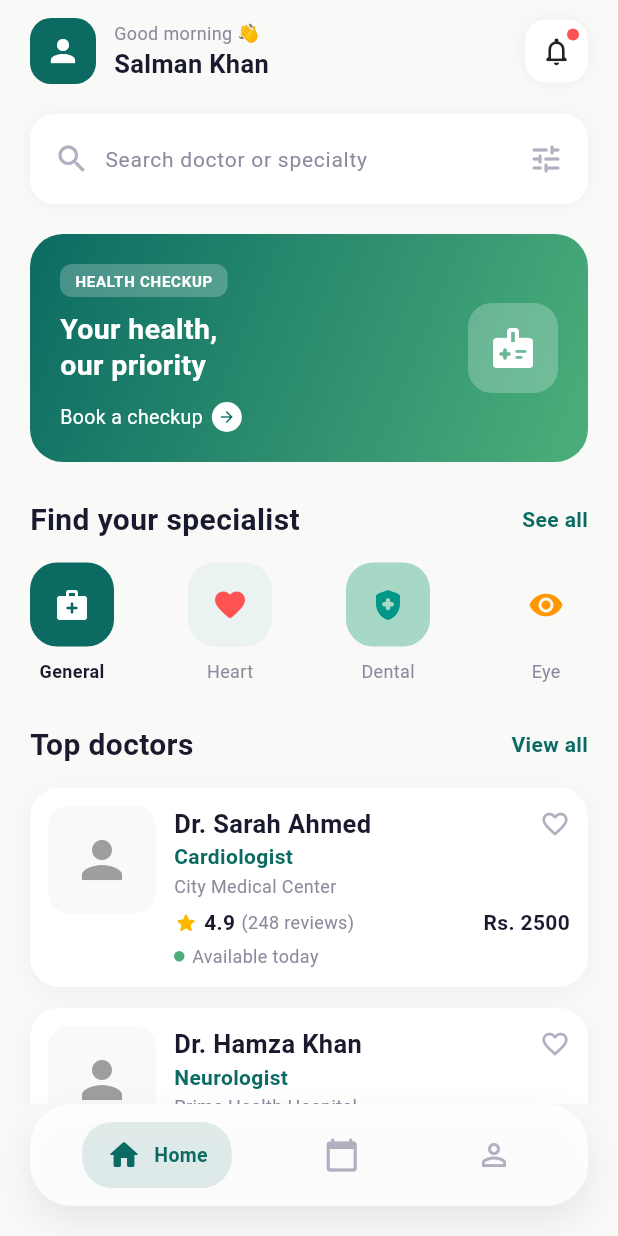
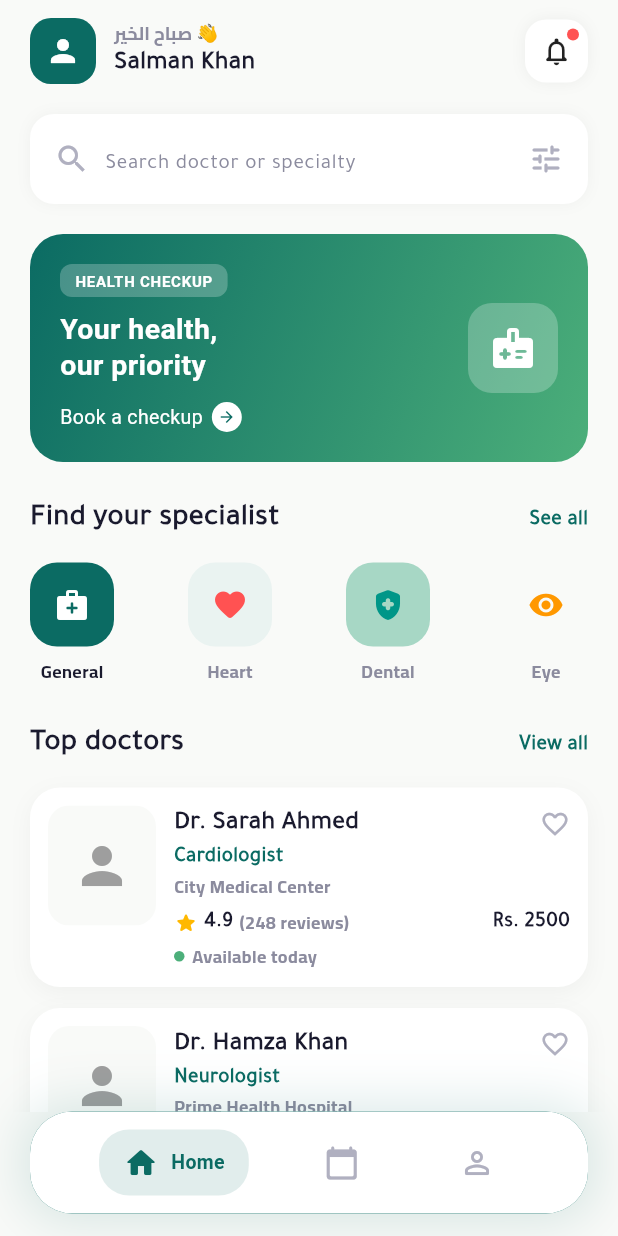
Before and after one commit to qusayhider-pixel/Kafiltuk-Flutter, a Flutter app: the screen it shows after launch, on a phone screen of 412 x 824 dp. Run offline on Flutter 3.47's test engine with Material 3 defaults, Android fonts, the phone set to English and light mode, and no system bars; our stand-ins replace equatable, flutter_bloc, go_router; network calls fail.

Commit message:
feat: update app icons and enhance UI components
- Updated app icons in various sizes for better visual consistency.
- Added new icon sizes: 50x50, 57x57, 72x72.
- Enhanced text styles by adding 'Tajawal' font for headers and buttons.
- Improved button elevation for better visibility.
- Adjusted margins and paddings in main shell and doctor shell for a cleaner layout.
- Updated login and signup pages for better user experience.
- Added error handling for image loading in appointment cards.
- Improved splash screen with new logo and text styles.
- Updated pubspec.yaml to include new fonts and launcher icons configuration.

```diff
--- a/lib/core/theme/app_text_styles.dart
+++ b/lib/core/theme/app_text_styles.dart
@@ -1,4 +1,5 @@
 import 'package:flutter/material.dart';
+
 import 'app_colors.dart';
 
 class AppTextStyles {
@@ -8,18 +9,21 @@ class AppTextStyles {
     fontSize: 26,
     fontWeight: FontWeight.bold,
     color: AppColors.textPrimary,
+    fontFamily: 'Tajawal',
   );
 
   static const TextStyle h2 = TextStyle(
     fontSize: 20,
     fontWeight: FontWeight.bold,
     color: AppColors.textPrimary,
+    fontFamily: 'Tajawal',
   );
 
   static const TextStyle h3 = TextStyle(
     fontSize: 17,
     fontWeight: FontWeight.w700,
     color: AppColors.textPrimary,
+    fontFamily: 'Tajawal',
   );
 
   static const TextStyle body = TextStyle(
@@ -27,23 +31,27 @@ class AppTextStyles {
     fontWeight: FontWeight.normal,
     color: AppColors.textSecondary,
     height: 1.5,
+    fontFamily: 'Tajawal',
   );
 
   static const TextStyle bodyBold = TextStyle(
     fontSize: 14,
     fontWeight: FontWeight.w600,
     color: AppColors.textPrimary,
+    fontFamily: 'Tajawal',
   );
 
   static const TextStyle caption = TextStyle(
     fontSize: 12,
     fontWeight: FontWeight.normal,
     color: AppColors.textSecondary,
+    fontFamily: 'Cario',
   );
 
   static const TextStyle button = TextStyle(
     fontSize: 15,
     fontWeight: FontWeight.w600,
     color: Colors.white,
+    fontFamily: 'Tajawal',
   );
 }
--- a/lib/core/widgets/main_shell.dart
+++ b/lib/core/widgets/main_shell.dart
@@ -17,37 +17,39 @@ class MainShell extends StatelessWidget {
   @override
   Widget build(BuildContext context) {
     return Scaffold(
-      // 1. تفعيل امتداد الواجهة خلف الـ Navigation Bar ليعطي تأثير الطفو
       extendBody: true,
       body: navigationShell,
       bottomNavigationBar: SafeArea(
         child: Container(
-          // 2. الهوامش الخارجية لرفع الشريط عن الحواف
-          margin: const EdgeInsets.only(left: 20, right: 20, bottom: 20),
+          margin: const EdgeInsets.only(left: 20, right: 20, bottom: 15),
           decoration: BoxDecoration(
+            color: AppColors.surface.withOpacity(0.6),
             borderRadius: BorderRadius.circular(28),
             boxShadow: [
               BoxShadow(
-                color: Colors.black.withOpacity(0.08),
-                blurRadius: 20,
-                offset: const Offset(0, 10),
+                color: AppColors.primary.withOpacity(0.15),
+                blurRadius: 30,
+                spreadRadius: 5,
               ),
             ],
           ),
-          // 3. إضافة تأثير الزجاج المغبش (Blur)
           child: ClipRRect(
             borderRadius: BorderRadius.circular(28),
-            child:  Container(
-                padding: const EdgeInsets.symmetric(
-                  vertical: 12,
-                  horizontal: 12,
+            child: Container(
+              padding: const EdgeInsets.symmetric(vertical: 12, horizontal: 12),
+              decoration: BoxDecoration(
+                color: AppColors.surface,
+                boxShadow: [
+                  BoxShadow(
+                    color: AppColors.generalCategory,
+                    blurRadius: 10,
+                    spreadRadius: 10,
+                    offset: const Offset(0, 1),
                   ),
-                decoration: BoxDecoration(
-                  // لون شبه شفاف ليظهر التغبيش بوضوح
-                  color: AppColors.surface.withOpacity(0.85),
+                ],
               ),
               child: Row(
-                  mainAxisAlignment: MainAxisAlignment.spaceAround,
+                mainAxisAlignment: MainAxisAlignment.spaceEvenly,
                 children: List.generate(_items.length, (index) {
                   final isSelected = navigationShell.currentIndex == index;
                   final item = _items[index];
@@ -70,7 +72,6 @@ class MainShell extends StatelessWidget {
                             : Colors.transparent,
                         borderRadius: BorderRadius.circular(20),
                       ),
-                        // 4. تحويل العمود إلى صف (Row) ليظهر النص بجانب الأيقونة
                       child: Row(
                         mainAxisSize: MainAxisSize.min,
                         children: [
@@ -80,7 +81,6 @@ class MainShell extends StatelessWidget {
                                 ? AppColors.primary
                                 : AppColors.textMuted,
                           ),
-                            // 5. أنيميشن ناعم لظهور النص واختفائه
                           AnimatedSize(
                             duration: const Duration(milliseconds: 350),
                             curve: Curves.easeOutCubic,
@@ -113,7 +113,6 @@ class MainShell extends StatelessWidget {
           ),
         ),
       ),
-
     );
   }
 }
--- a/lib/core/widgets/primary_button.dart
+++ b/lib/core/widgets/primary_button.dart
@@ -29,7 +29,7 @@ class PrimaryButton extends StatelessWidget {
         style: ElevatedButton.styleFrom(
           backgroundColor: backgroundColor ?? AppColors.primary,
           disabledBackgroundColor: AppColors.primary.withOpacity(0.4),
-          elevation: 0,
+          elevation: 0.5,
           padding: const EdgeInsets.symmetric(horizontal: 16),
           shape: RoundedRectangleBorder(
             borderRadius: BorderRadius.circular(16),
--- a/lib/features/auth/presentation/pages/signup_page.dart
+++ b/lib/features/auth/presentation/pages/signup_page.dart
@@ -132,7 +132,9 @@ class _SignupViewState extends State<_SignupView> {
                     ),
                   ),
                   const SizedBox(height: 28),
-                  PrimaryButton(
+                  SizedBox(
+                    width: double.infinity,
+                    child: PrimaryButton(
                       label:
                           state.isLoading ? 'Creating account...' : 'Sign up',
                       trailingIcon: state.isLoading ? null : Icons.arrow_forward,
@@ -144,6 +146,7 @@ class _SignupViewState extends State<_SignupView> {
                                 password: _passwordController.text,
                                 confirmPassword:
                                     _confirmPasswordController.text,
+                              ),
                     ),
                   ),
                   const SizedBox(height: 24),
--- a/lib/features/home/presentation/pages/home_page.dart
+++ b/lib/features/home/presentation/pages/home_page.dart
@@ -1,4 +1,5 @@
 import 'package:flutter/material.dart';
+
 import '../../../../core/theme/app_colors.dart';
 import '../../../../core/theme/app_text_styles.dart';
 import '../../../doctor_booking/data/models/doctor_model.dart';
@@ -93,7 +94,7 @@ class _HomePageState extends State<HomePage> {
           child: Column(
             crossAxisAlignment: CrossAxisAlignment.start,
             children: [
-              Text('Good morning 👋', style: AppTextStyles.caption),
+              Text('صباح الخير 👋', style: AppTextStyles.caption),
               Text('Salman Khan', style: AppTextStyles.h3),
             ],
           ),
@@ -182,8 +183,10 @@ class _HomePageState extends State<HomePage> {
               crossAxisAlignment: CrossAxisAlignment.start,
               children: [
                 Container(
-                  padding:
-                      const EdgeInsets.symmetric(horizontal: 10, vertical: 4),
+                  padding: const EdgeInsets.symmetric(
+                    horizontal: 10,
+                    vertical: 4,
+                  ),
                   decoration: BoxDecoration(
                     color: Colors.white24,
                     borderRadius: BorderRadius.circular(8),
--- a/lib/features/home/presentation/widgets/doctor_card.dart
+++ b/lib/features/home/presentation/widgets/doctor_card.dart
@@ -50,12 +50,12 @@ class _DoctorCardState extends State<DoctorCard> {
                 child: Image.network(
                   doctor.imageUrl,
                   width: 72,
-                  height: 72,
+                  height: 90,
                   fit: BoxFit.cover,
                   errorBuilder: (context, error, stackTrace) {
                     return Container(
                       width: 72,
-                      height: 72,
+                      height: 80,
                       color: AppColors.background,
                       child: const Icon(
                         Icons.person,
```
Also changed, not shown: lib/core/widgets/doctor_main_shell.dart (+7 -11 lines), lib/features/appointments/presentation/widgets/appointment_card.dart (+20 -5 lines), lib/features/auth/presentation/pages/login_page.dart (+19 -9 lines), lib/features/doctor_booking/presentation/widgets/booking_success_sheet.dart (+11 -6 lines), lib/features/doctor_schedule/presentation/pages/doctor_schedule_page.dart (+23 -11 lines), lib/features/doctor_schedule/presentation/widgets/add_slot_sheet.dart (+26 -13 lines), lib/features/splash/presentation/pages/splash_page.dart (+23 -23 lines), pubspec.yaml (+20 -10 lines), assets/fonts/Cairo-Bold.ttf (added), assets/fonts/NotoSansArabic-Bold.ttf (added), assets/fonts/Tajawal-Regular.ttf (added), assets/images/appIcon.png (added), pubspec.lock, 28 other files. Lines whose indentation alone changed are shown as unchanged.
